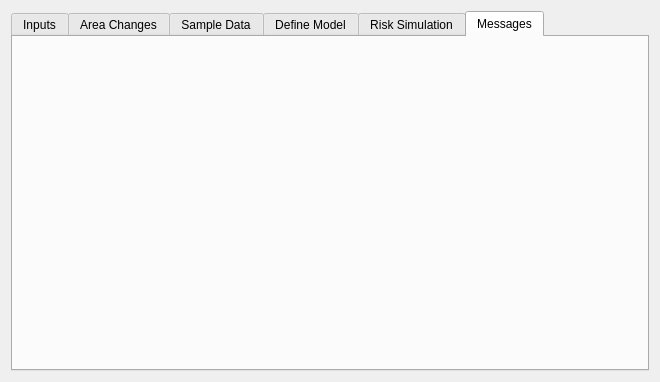
This is moluscedialogbase.ui in nextgis/qgis_molusce as Qt 5 draws it before an edit. The edited form follows.
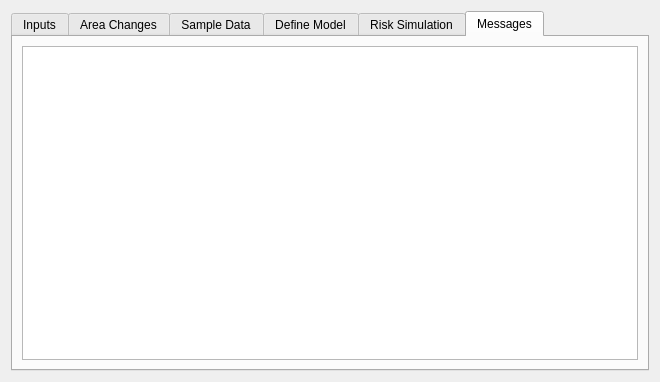
This is the edited form. The open tabs and pages were chosen to show the change.

Commit message: save/restore window size and state added methods (mostly without implemetation) to invoke processing modules

```diff
--- a/moluscedialogbase.ui
+++ b/moluscedialogbase.ui
@@ -186,6 +186,18 @@
       <attribute name="title">
        <string>Messages</string>
       </attribute>
+      <layout class="QVBoxLayout" name="verticalLayout_4">
+       <item>
+        <widget class="QTextEdit" name="txtMessages">
+         <property name="undoRedoEnabled">
+          <bool>false</bool>
+         </property>
+         <property name="readOnly">
+          <bool>true</bool>
+         </property>
+        </widget>
+       </item>
+      </layout>
      </widget>
     </widget>
    </item>
```
Left out of the diff: 8 changed lines with no effect on the pictures. The commit also changes 1 other file.
